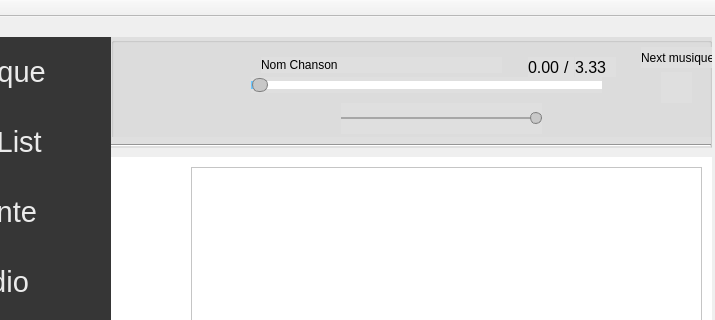
Qt form ProjetMPV/Client/mainwindow.ui (Nurbain/ProjetIHM) before a commit; both pictures show x 139 to 854 and y 0 to 320 of the 854 by 433 pixel window.
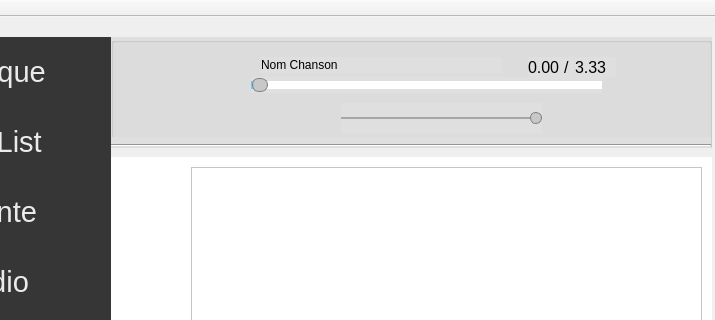
The same form after that commit. The open tabs and pages were chosen to show the change. Icons and pictures are not drawn.

The edit to the form file:
```diff
--- a/ProjetMPV/Client/mainwindow.ui
+++ b/ProjetMPV/Client/mainwindow.ui
@@ -397,10 +397,10 @@
        </property>
        <property name="geometry">
         <rect>
-         <x>80</x>
-         <y>60</y>
-         <width>31</width>
-         <height>31</height>
+         <x>46</x>
+         <y>50</y>
+         <width>37</width>
+         <height>41</height>
         </rect>
        </property>
        <property name="styleSheet">
@@ -559,38 +559,6 @@
         <enum>Qt::Horizontal</enum>
        </property>
       </widget>
-      <widget class="QLabel" name="Player_Next">
-       <property name="geometry">
-        <rect>
-         <x>550</x>
-         <y>35</y>
-         <width>31</width>
-         <height>31</height>
-        </rect>
-       </property>
-       <property name="text">
-        <string/>
-       </property>
-       <property name="pixmap">
-        <pixmap resource="ressource.qrc">:/icon/Sprite/Next.png</pixmap>
-       </property>
-       <property name="scaledContents">
-        <bool>true</bool>
-       </property>
-      </widget>
-      <widget class="QLabel" name="Player_Nextmusic">
-       <property name="geometry">
-        <rect>
-         <x>530</x>
-         <y>10</y>
-         <width>71</width>
-         <height>21</height>
-        </rect>
-       </property>
-       <property name="text">
-        <string>Next musique</string>
-       </property>
-      </widget>
       <widget class="Line" name="line">
        <property name="geometry">
         <rect>
```
Left out of the diff: 35 changed lines with no effect on the pictures.
